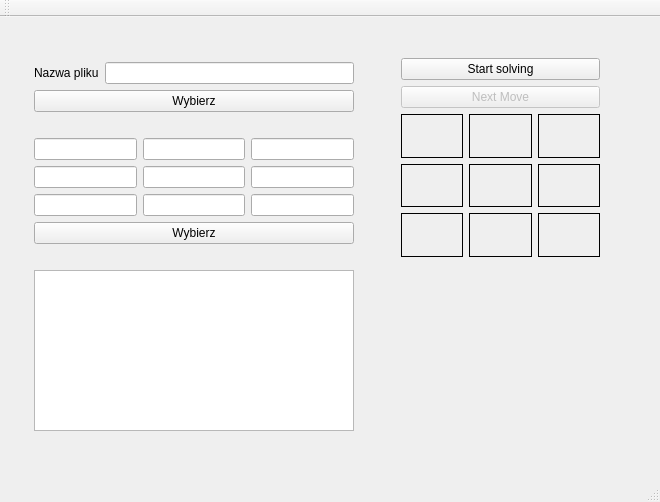
The window that mainwindow.ui (garmelito/zap-puzzle) describes before a commit, drawn with Qt 5.
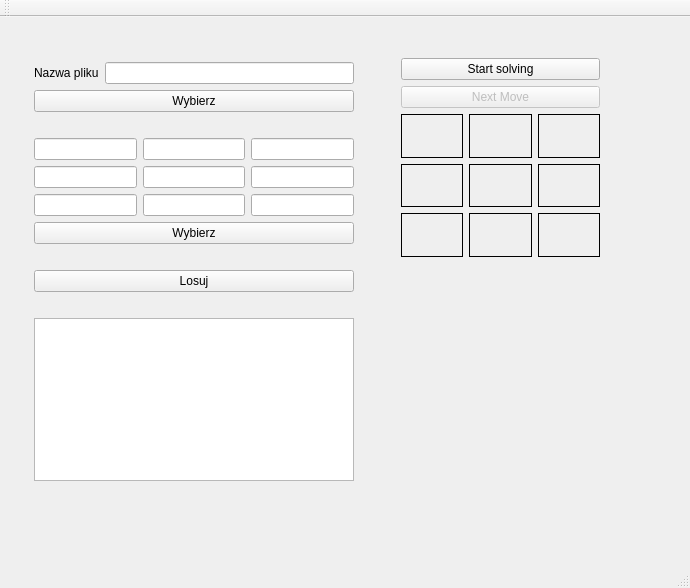
The same window after the commit.

Commit message: setting random input with Button

```diff
--- a/mainwindow.ui
+++ b/mainwindow.ui
@@ -6,8 +6,8 @@
    <rect>
     <x>0</x>
     <y>0</y>
-    <width>660</width>
-    <height>502</height>
+    <width>690</width>
+    <height>588</height>
    </rect>
   </property>
   <property name="windowTitle">
@@ -434,13 +434,13 @@
      </item>
     </layout>
    </widget>
-   <widget class="QWidget" name="">
+   <widget class="QWidget" name="layoutWidget">
     <property name="geometry">
      <rect>
       <x>23</x>
       <y>34</y>
       <width>342</width>
-      <height>391</height>
+      <height>441</height>
      </rect>
     </property>
     <layout class="QVBoxLayout" name="verticalLayout_2">
@@ -537,6 +537,26 @@
        </property>
       </spacer>
      </item>
+     <item>
+      <widget class="QPushButton" name="pb_losuj">
+       <property name="text">
+        <string>Losuj</string>
+       </property>
+      </widget>
+     </item>
+     <item>
+      <spacer name="horizontalSpacer_3">
+       <property name="orientation">
+        <enum>Qt::Horizontal</enum>
+       </property>
+       <property name="sizeHint" stdset="0">
+        <size>
+         <width>40</width>
+         <height>20</height>
+        </size>
+       </property>
+      </spacer>
+     </item>
      <item>
       <widget class="QTextBrowser" name="tb_komunikaty"/>
      </item>
```
Left out of the diff: 2 changed lines with no effect on the pictures. The commit also changes 4 other files.
